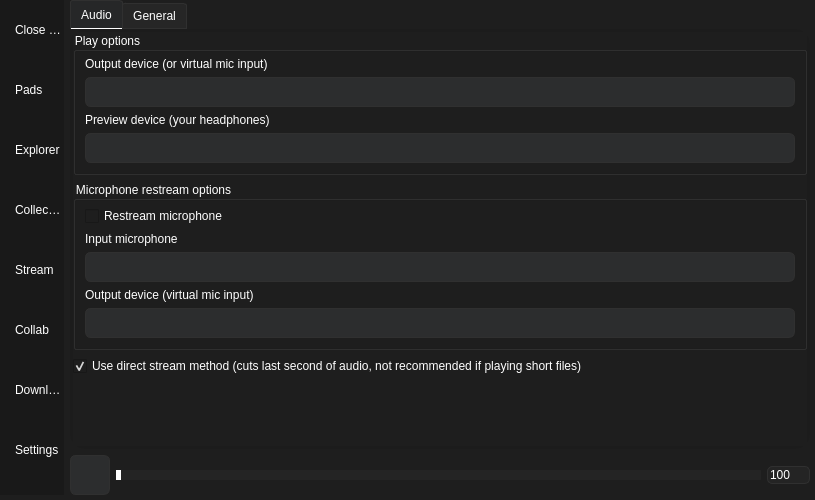
This is gui/gui.ui in BarsTiger/KotoPad as Qt 5 draws it before an edit. The edited form follows.
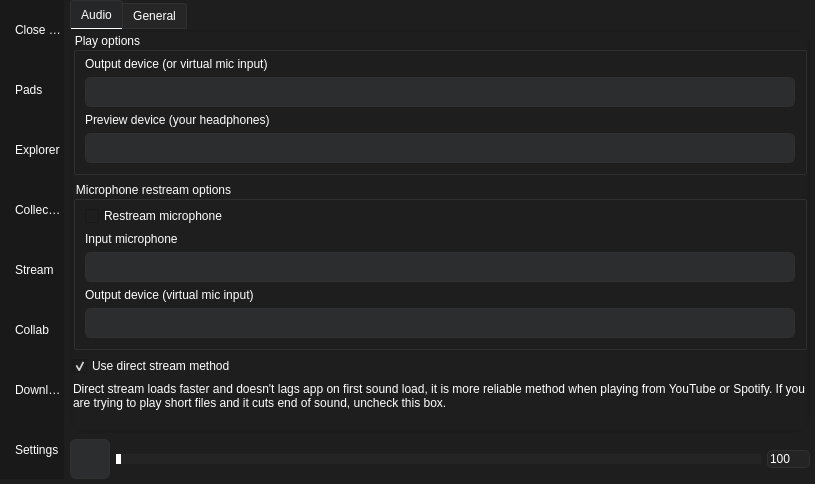
This is the edited form. The open tabs and pages were chosen to show the change. Icons and pictures are not drawn.

Commit message: Two streaming options

The edit to the form file:
```diff
--- a/gui/gui.ui
+++ b/gui/gui.ui
@@ -7,7 +7,7 @@
     <x>0</x>
     <y>0</y>
     <width>815</width>
-    <height>500</height>
+    <height>484</height>
    </rect>
   </property>
   <property name="windowTitle">
@@ -853,13 +853,35 @@
                <item>
                 <widget class="QCheckBox" name="use_original_streaming_method_check">
                  <property name="text">
-                  <string>Use direct stream method (cuts last second of audio, not recommended if playing short files)</string>
+                  <string>Use direct stream method</string>
                  </property>
                  <property name="checked">
                   <bool>true</bool>
                  </property>
                 </widget>
                </item>
+               <item alignment="Qt::AlignTop">
+                <widget class="QLabel" name="use_original_streaming_method_desc">
+                 <property name="sizePolicy">
+                  <sizepolicy hsizetype="Preferred" vsizetype="Minimum">
+                   <horstretch>0</horstretch>
+                   <verstretch>0</verstretch>
+                  </sizepolicy>
+                 </property>
+                 <property name="maximumSize">
+                  <size>
+                   <width>16777215</width>
+                   <height>33</height>
+                  </size>
+                 </property>
+                 <property name="text">
+                  <string>Direct stream loads faster and doesn't lags app on first sound load, it is more reliable method when playing from YouTube or Spotify. If you are trying to play short files and it cuts end of sound, uncheck this box.</string>
+                 </property>
+                 <property name="wordWrap">
+                  <bool>true</bool>
+                 </property>
+                </widget>
+               </item>
                <item>
                 <spacer name="audio_devices_settings_tab_spacer">
                  <property name="orientation">
@@ -868,7 +890,7 @@
                  <property name="sizeHint" stdset="0">
                   <size>
                    <width>20</width>
-                   <height>40</height>
+                   <height>0</height>
                   </size>
                  </property>
                 </spacer>
```
Left out of the diff: 2 changed lines with no effect on the pictures. The commit also changes 7 other files.
